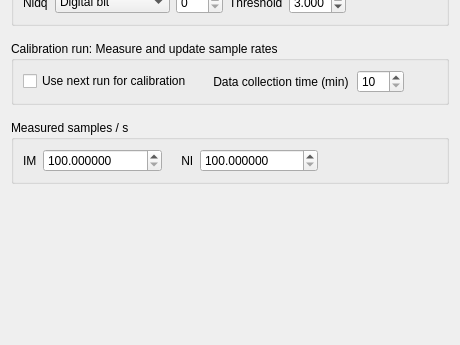
Before: the Qt Designer form Forms/SyncTab.ui in billkarsh/SpikeGLX, drawn with Qt 5; both pictures show x 0 to 460 and y 189 to 534 of the 460 by 534 pixel window.
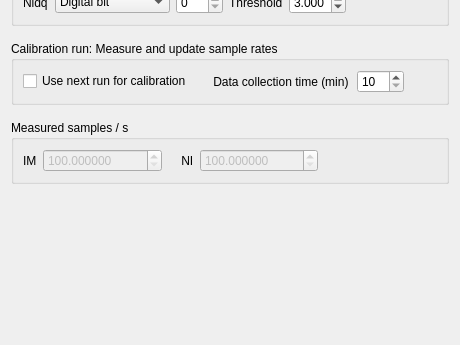
After: the same form once the commit is applied.

What changed in the file:
```diff
--- a/Forms/SyncTab.ui
+++ b/Forms/SyncTab.ui
@@ -315,6 +315,9 @@
      <layout class="QGridLayout" name="gridLayout">
       <item row="0" column="1">
        <widget class="QDoubleSpinBox" name="imRateSB">
+        <property name="enabled">
+         <bool>false</bool>
+        </property>
         <property name="sizePolicy">
          <sizepolicy hsizetype="Expanding" vsizetype="Fixed">
           <horstretch>0</horstretch>
@@ -348,6 +351,9 @@
       </item>
       <item row="0" column="4">
        <widget class="QDoubleSpinBox" name="niRateSB">
+        <property name="enabled">
+         <bool>false</bool>
+        </property>
         <property name="sizePolicy">
          <sizepolicy hsizetype="Expanding" vsizetype="Fixed">
           <horstretch>0</horstretch>
```
Left out of the diff: 6 changed lines with no effect on the pictures.
